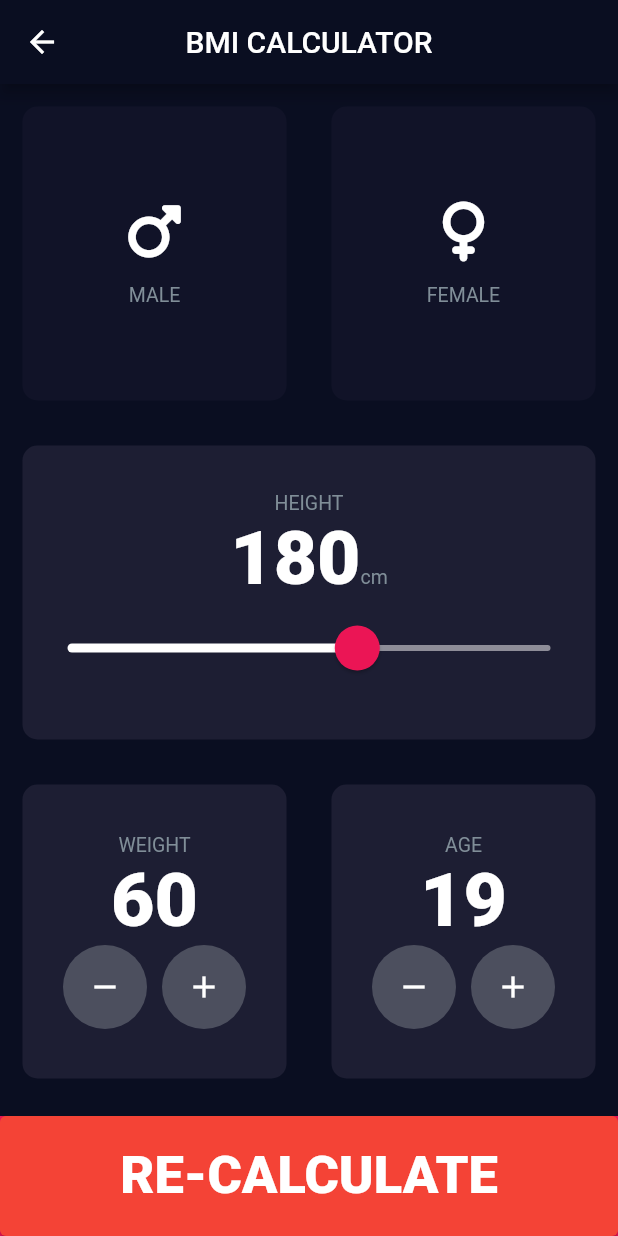
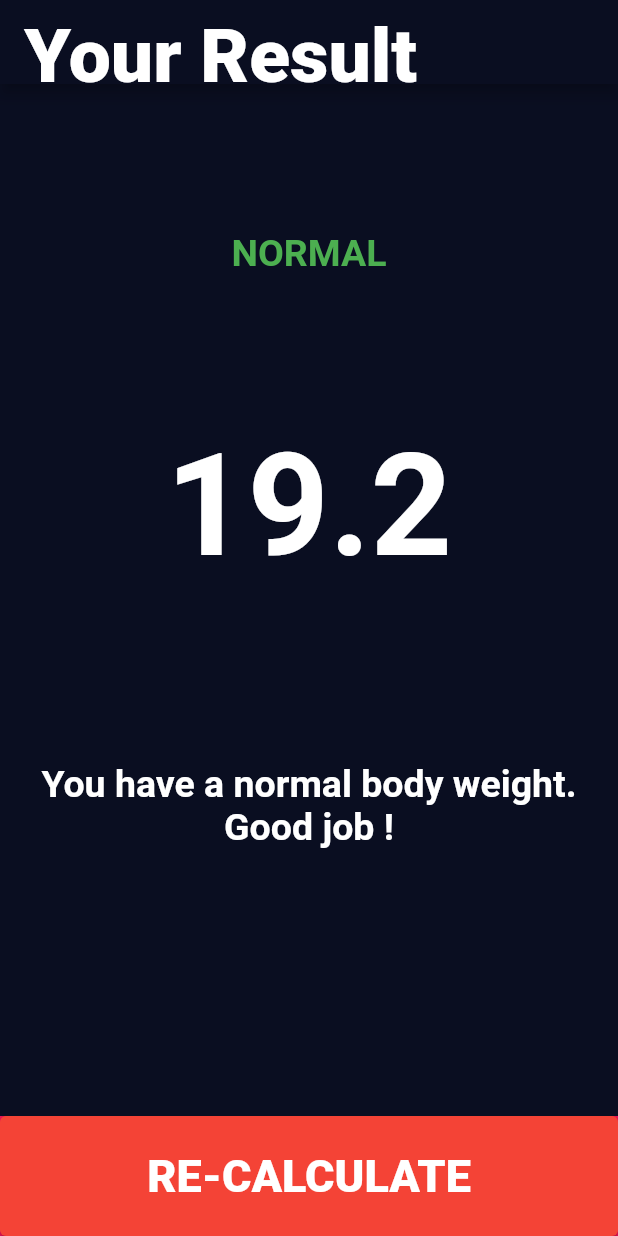
Before and after one commit to Archanciel/Flutter_Angela_course, a Flutter app: the ResultPage screen opened by its route, on a phone screen of 412 x 824 dp. Run offline on Flutter 3.47's test engine with Material 2 defaults, Android fonts, the phone set to English and light mode, and no system bars; our stand-ins replace font_awesome_flutter, rflutter_alert.

Commit message:
my version

```diff
--- a/bmi_calculator_flutter/lib/screens/result_page.dart
+++ b/bmi_calculator_flutter/lib/screens/result_page.dart
@@ -19,133 +19,75 @@ class _ResultPageState extends State<ResultPage> {
   Color _femaleCardColor = kInactiveCardColor;
   Gender? _selectedGender;
   int _height = 180;
-  //int _weight = 60;
+  String _resultType = 'NORMAL';
+  double _resultValue = 19.2;
+  String _resultCommentOne = 'You have a normal body weight.';
+  String _resultCommentTwo = 'Good job !';
 
   @override
   Widget build(BuildContext context) {
     return Scaffold(
       appBar: AppBar(
-        title: const Text('BMI CALCULATOR'),
+        title: const Padding(
+          padding: EdgeInsets.only(left: 0, top: 20),
+          child: Text(
+            'Your Result',
+            style: kResultAppBarTextStyle,
+          ),
+        ),
+        centerTitle: false,
+        automaticallyImplyLeading: false,
       ),
       body: Column(
-        mainAxisAlignment: MainAxisAlignment.spaceBetween,
+        mainAxisAlignment: MainAxisAlignment.spaceAround,
         crossAxisAlignment: CrossAxisAlignment.center,
         children: [
           Expanded(
             child: Row(
-              mainAxisAlignment: MainAxisAlignment.spaceBetween,
+              mainAxisAlignment: MainAxisAlignment.center,
               children: [
-                Expanded(
-                  child: ReusableCard(
-                    color: (_selectedGender == Gender.male)
-                        ? kActiveCardColor
-                        : kInactiveCardColor,
-                    cardChild: const IconContent(
-                      icon: FontAwesomeIcons.mars,
-                      label: 'MALE',
-                    ),
-                    onPress: (() {
-                      setState(() {
-                        _selectedGender = Gender.male;
-                      });
-                    }),
-                  ),
-                ),
-                Expanded(
-                  child: ReusableCard(
-                    color: (_selectedGender == Gender.female)
-                        ? kActiveCardColor
-                        : kInactiveCardColor,
-                    cardChild: const IconContent(
-                      icon: FontAwesomeIcons.venus,
-                      label: 'FEMALE',
-                    ),
-                    onPress: (() {
-                      setState(() {
-                        _selectedGender = Gender.female;
-                      });
-                    }),
+                Text(
+                  _resultType,
+                  style: const TextStyle(
+                    color: kNormalColor,
+                    fontSize: 25,
+                    fontWeight: FontWeight.bold,
                   ),
                 ),
               ],
             ),
           ),
           Expanded(
-            child: ReusableCard(
-              color: kActiveCardColor,
-              cardChild: Column(
-                mainAxisAlignment: MainAxisAlignment.center,
-                crossAxisAlignment: CrossAxisAlignment.stretch,
-                children: [
-                  Row(
-                    mainAxisAlignment: MainAxisAlignment.center,
-                    children: const [
-                      Text(
-                        'HEIGHT',
-                        style: kLabelTextStyle,
-                      ),
-                    ],
-                  ),
-                  Row(
-                    mainAxisAlignment: MainAxisAlignment.center,
-                    textBaseline: TextBaseline.alphabetic,
-                    crossAxisAlignment: CrossAxisAlignment.baseline,
-                    children: [
-                      Text(
-                        _height.toString(),
-                        style: kNumberTextStyle,
-                      ),
-                      const Text(
-                        'cm',
-                        style: kLabelTextStyle,
-                      )
-                    ],
-                  ),
-                  SliderTheme(
-                    data: SliderTheme.of(context).copyWith(
-                      inactiveTrackColor: kSliderInactiveColor,
-                      activeTrackColor: kSliderActiveColor,
-                      thumbColor: kSliderThumbColor,
-                      overlayColor: kSliderOverlayColor,
-                      thumbShape:
-                          const RoundSliderThumbShape(enabledThumbRadius: 15.0),
-                      overlayShape:
-                          const RoundSliderOverlayShape(overlayRadius: 30.0),
-                    ),
-                    child: Slider(
-                        value: _height.toDouble(),
-                        min: kSliderMinValue,
-                        max: kSliderMaxValue,
-                        onChanged: (double newValue) {
-                          _height = newValue.round();
-                          setState(() {});
-                        }),
-                  ),
-                ],
+            child: Text(
+              _resultValue.toString(),
+              style: const TextStyle(
+                color: Colors.white,
+                fontSize: 95,
+                fontWeight: FontWeight.bold,
               ),
             ),
           ),
           Expanded(
-            child: Row(
-              mainAxisAlignment: MainAxisAlignment.spaceBetween,
+            child: Column(
+              mainAxisAlignment: MainAxisAlignment.start,
               children: [
-                Expanded(
-                  child: ReusableCard(
-                    color: kActiveCardColor,
-                    cardChild: MinusPlusValue(
-                      value: 60,
-                      label: 'WEIGHT',
-                    ),
+                Text(
+                  _resultCommentOne,
+                  style: const TextStyle(
+                    color: Colors.white,
+                    fontSize: 25,
+                    fontWeight: FontWeight.bold,
                   ),
+                  maxLines: 2,
                 ),
-                Expanded(
-                  child: ReusableCard(
-                    color: kActiveCardColor,
-                    cardChild: MinusPlusValue(
-                      value: 19,
-                      label: 'AGE',
-                    ),
+                Text(
+                  _resultCommentTwo,
+                  style: const TextStyle(
+                    color: Colors.white,
+                    fontSize: 25,
+                    fontWeight: FontWeight.bold,
                   ),
+                  maxLines: 2,
                 ),
               ],
             ),
--- a/bmi_calculator_flutter/lib/widgets/constants.dart
+++ b/bmi_calculator_flutter/lib/widgets/constants.dart
@@ -8,6 +8,7 @@ const Color kSliderActiveColor = Colors.white;
 const Color kSliderInactiveColor = Color(0xFF8E8D98);
 const Color kSliderThumbColor = Color(0xFFEB1555);
 const Color kSliderOverlayColor = Color(0x1FEB1555); // 1F == 12% opacity
+const Color kNormalColor = Colors.green;
 const double kSliderMinValue = 120.0;
 const double kSliderMaxValue = 220.0;
 
@@ -17,6 +18,11 @@ const kLabelTextStyle = TextStyle(
   fontSize: kLabelFontSize,
   color: Color(0xFF808E98),
 );
+const kResultAppBarTextStyle = TextStyle(
+  color: Colors.white,
+  fontSize: 50,
+  fontWeight: FontWeight.w900,
+);
 const kNumberTextStyle = TextStyle(
   color: Colors.white,
   fontSize: 50,
@@ -24,6 +30,6 @@ const kNumberTextStyle = TextStyle(
 );
 const kButtonTextStyle = TextStyle(
   color: Colors.white,
-  fontSize: 35,
+  fontSize: 30,
   fontWeight: FontWeight.w900,
 );
```
Also changed, not shown: 1 other file.
